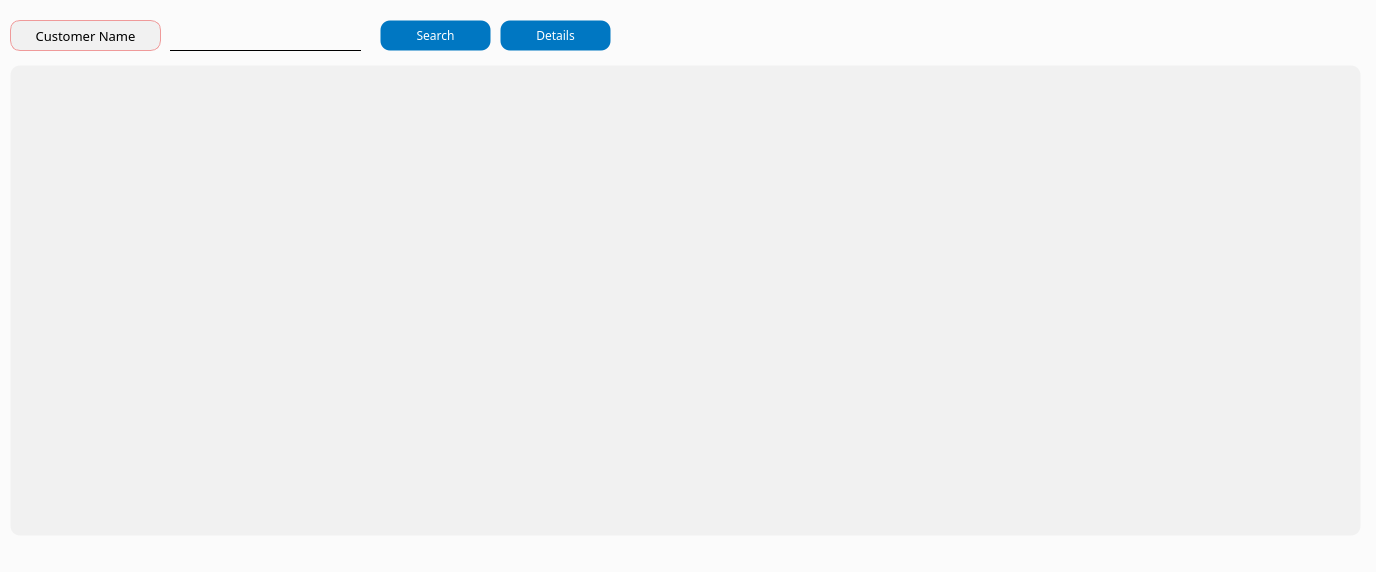
First picture: the form in app/src/pages/search/loan.ui, repository DY-Microfinance-Customer-Management/dymf-algorithm, before the edit.
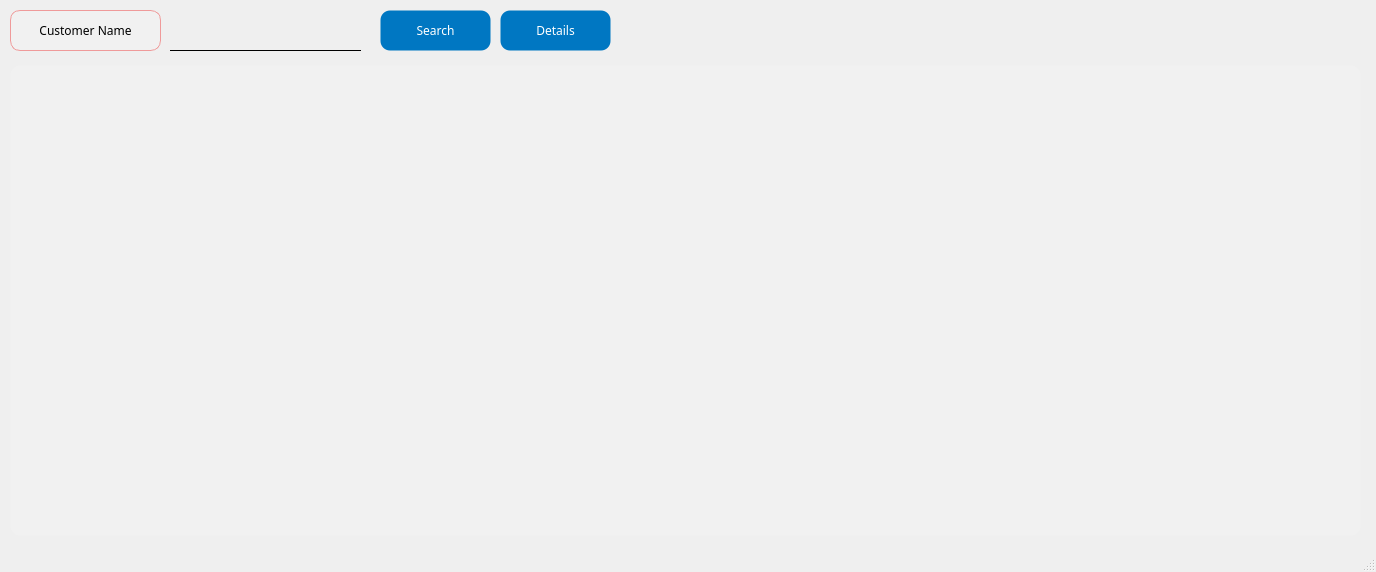
Second picture: the form after the edit.

```diff
--- a/app/src/pages/search/loan.ui
+++ b/app/src/pages/search/loan.ui
@@ -14,21 +14,47 @@
    <string>Loan Search</string>
   </property>
   <property name="styleSheet">
-   <string notr="true">background-color: #fbfbfb;</string>
+   <string notr="true">background-color: #fbfbfb;
+
+QPushButton {
+    background-color: #0077c2;
+    color: white;
+    border: 1px solid transparent;
+    border-radius: 10px;
+    padding: 5px 10px;
+}
+
+QPushButton:hover {
+    border: 1px solid white;
+}
+
+QPushButton:pressed {
+    background-color: #005f9e;
+    padding-top: 6px;
+    padding-bottom: 4px;
+}
+
+QPushButton:disabled {
+    background-color: lightgray;
+    color: gray;
+    border: 1px solid gray;
+}
+</string>
   </property>
   <widget class="QWidget" name="centralwidget">
    <widget class="QPushButton" name="SearchButton">
     <property name="geometry">
      <rect>
       <x>380</x>
-      <y>20</y>
+      <y>10</y>
       <width>111</width>
-      <height>31</height>
+      <height>41</height>
      </rect>
     </property>
     <property name="font">
      <font>
       <family>Arial Black</family>
+      <pointsize>9</pointsize>
      </font>
     </property>
     <property name="styleSheet">
@@ -85,14 +111,15 @@
     <property name="geometry">
      <rect>
       <x>500</x>
-      <y>20</y>
+      <y>10</y>
       <width>111</width>
-      <height>31</height>
+      <height>41</height>
      </rect>
     </property>
     <property name="font">
      <font>
       <family>Arial Black</family>
+      <pointsize>9</pointsize>
      </font>
     </property>
     <property name="styleSheet">
@@ -161,9 +188,9 @@
     <property name="geometry">
      <rect>
       <x>10</x>
-      <y>20</y>
+      <y>10</y>
       <width>151</width>
-      <height>31</height>
+      <height>41</height>
      </rect>
     </property>
     <property name="minimumSize">
@@ -181,7 +208,7 @@
     <property name="font">
      <font>
       <family>Arial Black</family>
-      <pointsize>10</pointsize>
+      <pointsize>9</pointsize>
      </font>
     </property>
     <property name="styleSheet">
```
